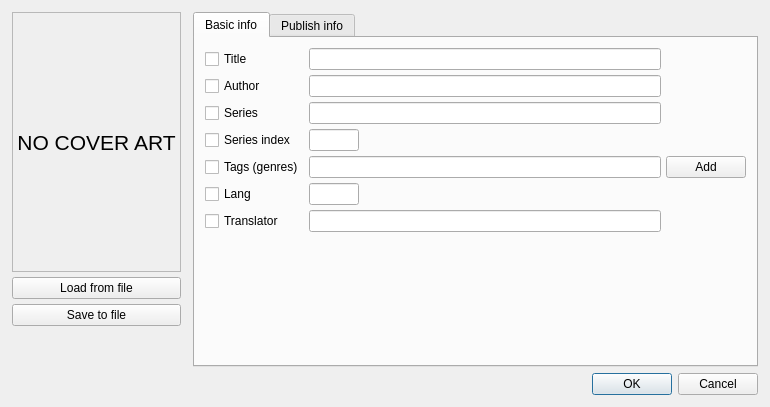
First picture: the form in src/designer/editdialog.ui, repository dnkorpushov/libro2, before the edit.
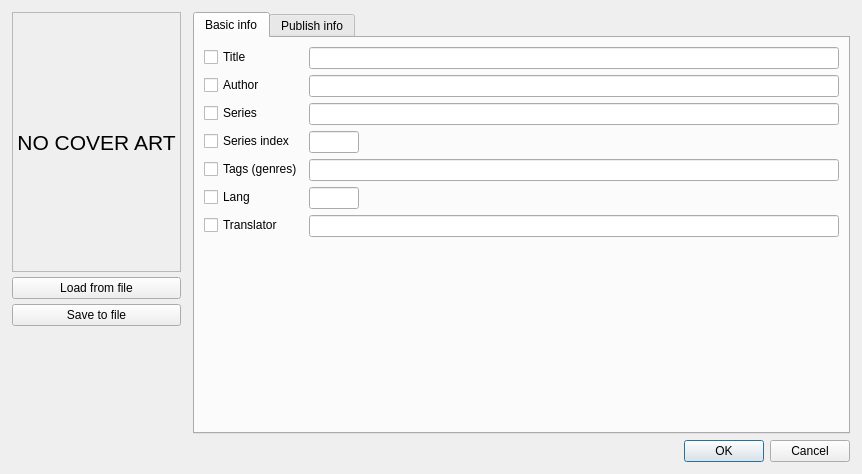
Second picture: the form after the edit. Custom widgets are drawn as their Qt base class.

The edit to the form file:
```diff
--- a/src/designer/editdialog.ui
+++ b/src/designer/editdialog.ui
@@ -6,8 +6,8 @@
    <rect>
     <x>0</x>
     <y>0</y>
-    <width>770</width>
-    <height>407</height>
+    <width>862</width>
+    <height>474</height>
    </rect>
   </property>
   <property name="windowTitle">
@@ -113,49 +113,7 @@
         <attribute name="title">
          <string>Basic info</string>
         </attribute>
-        <layout class="QGridLayout" name="gridLayout">
-         <property name="leftMargin">
-          <number>10</number>
-         </property>
-         <property name="topMargin">
-          <number>10</number>
-         </property>
-         <property name="rightMargin">
-          <number>10</number>
-         </property>
-         <property name="bottomMargin">
-          <number>10</number>
-         </property>
-         <property name="spacing">
-          <number>5</number>
-         </property>
-         <item row="4" column="2">
-          <widget class="QPushButton" name="btnAddGenre">
-           <property name="text">
-            <string>Add</string>
-           </property>
-          </widget>
-         </item>
-         <item row="6" column="0">
-          <widget class="QCheckBox" name="checkTranslator">
-           <property name="text">
-            <string>Translator</string>
-           </property>
-          </widget>
-         </item>
-         <item row="7" column="1">
-          <spacer name="verticalSpacer">
-           <property name="orientation">
-            <enum>Qt::Vertical</enum>
-           </property>
-           <property name="sizeHint" stdset="0">
-            <size>
-             <width>20</width>
-             <height>40</height>
-            </size>
-           </property>
-          </spacer>
-         </item>
+        <layout class="QFormLayout" name="formLayout">
          <item row="0" column="0">
           <widget class="QCheckBox" name="checkTitle">
            <property name="text">
@@ -163,6 +121,19 @@
            </property>
           </widget>
          </item>
+         <item row="0" column="1">
+          <widget class="QLineEdit" name="textTitle"/>
+         </item>
+         <item row="1" column="0">
+          <widget class="QCheckBox" name="checkAuthor">
+           <property name="text">
+            <string>Author</string>
+           </property>
+          </widget>
+         </item>
+         <item row="1" column="1">
+          <widget class="QLineEdit" name="textAuthor"/>
+         </item>
          <item row="2" column="0">
           <widget class="QCheckBox" name="checkSeries">
            <property name="text">
@@ -170,19 +141,6 @@
            </property>
           </widget>
          </item>
-         <item row="3" column="1">
-          <widget class="QLineEdit" name="textSeriesIndex">
-           <property name="maximumSize">
-            <size>
-             <width>50</width>
-             <height>16777215</height>
-            </size>
-           </property>
-          </widget>
-         </item>
-         <item row="6" column="1">
-          <widget class="QLineEdit" name="textTranslator"/>
-         </item>
          <item row="2" column="1">
           <widget class="QLineEdit" name="textSeries">
            <property name="sizePolicy">
@@ -199,6 +157,23 @@
            </property>
           </widget>
          </item>
+         <item row="3" column="0">
+          <widget class="QCheckBox" name="checkSeriesIndex">
+           <property name="text">
+            <string>Series index</string>
+           </property>
+          </widget>
+         </item>
+         <item row="3" column="1">
+          <widget class="QLineEdit" name="textSeriesIndex">
+           <property name="maximumSize">
+            <size>
+             <width>50</width>
+             <height>16777215</height>
+            </size>
+           </property>
+          </widget>
+         </item>
          <item row="4" column="0">
           <widget class="QCheckBox" name="checkTags">
            <property name="text">
@@ -206,15 +181,8 @@
            </property>
           </widget>
          </item>
-         <item row="1" column="1">
-          <widget class="QLineEdit" name="textAuthor"/>
-         </item>
-         <item row="1" column="0">
-          <widget class="QCheckBox" name="checkAuthor">
-           <property name="text">
-            <string>Author</string>
-           </property>
-          </widget>
+         <item row="4" column="1">
+          <widget class="ButtonLineEdit" name="textTags"/>
          </item>
          <item row="5" column="0">
           <widget class="QCheckBox" name="checkLang">
@@ -223,9 +191,6 @@
            </property>
           </widget>
          </item>
-         <item row="4" column="1">
-          <widget class="QLineEdit" name="textTags"/>
-         </item>
          <item row="5" column="1">
           <widget class="QLineEdit" name="textLang">
            <property name="sizePolicy">
@@ -242,15 +207,28 @@
            </property>
           </widget>
          </item>
-         <item row="3" column="0">
-          <widget class="QCheckBox" name="checkSeriesIndex">
+         <item row="6" column="0">
+          <widget class="QCheckBox" name="checkTranslator">
            <property name="text">
-            <string>Series index</string>
+            <string>Translator</string>
            </property>
           </widget>
          </item>
-         <item row="0" column="1">
-          <widget class="QLineEdit" name="textTitle"/>
+         <item row="6" column="1">
+          <widget class="QLineEdit" name="textTranslator"/>
+         </item>
+         <item row="7" column="1">
+          <spacer name="verticalSpacer">
+           <property name="orientation">
+            <enum>Qt::Vertical</enum>
+           </property>
+           <property name="sizeHint" stdset="0">
+            <size>
+             <width>20</width>
+             <height>40</height>
+            </size>
+           </property>
+          </spacer>
          </item>
         </layout>
        </widget>
@@ -389,6 +367,13 @@
    </item>
   </layout>
  </widget>
+ <customwidgets>
+  <customwidget>
+   <class>ButtonLineEdit</class>
+   <extends>QLineEdit</extends>
+   <header>.customcontrols.h</header>
+  </customwidget>
+ </customwidgets>
  <resources/>
  <connections>
   <connection>
```
